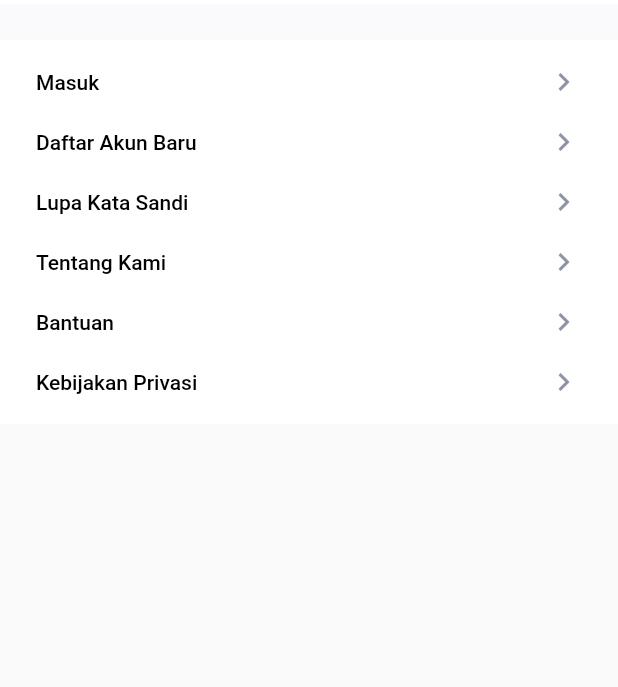
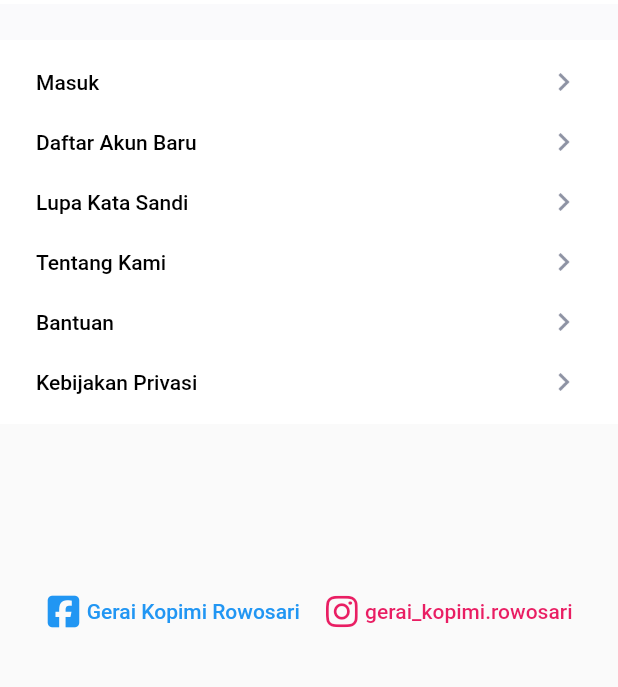
Before and after one commit to rochmad7/flutter-tumbaspedia-buyer, a Flutter app: the ProfilePage widget shown alone on an empty page, opened directly, on a phone screen of 412 x 824 dp, the part 131-818 px from its top. Run offline on Flutter 3.47's test engine with Material 2 defaults, Android fonts, the phone set to English and light mode, and no system bars; our stand-ins replace bloc, cached_network_image, carousel_slider, equatable, expandable, flutter_bloc and 11 more; missing offline and left inert: sweetalert; accounts and stored records are empty; network calls fail.

Commit message:
feat: add socmed info

```diff
--- a/lib/ui/pages/pages.dart
+++ b/lib/ui/pages/pages.dart
@@ -22,6 +22,7 @@ import 'package:flutter_bloc/flutter_bloc.dart';
 import 'package:http/http.dart' as http;
 import 'package:flutter_rating_bar/flutter_rating_bar.dart';
 import 'package:sweetalert/sweetalert.dart';
+import 'package:font_awesome_flutter/font_awesome_flutter.dart';
 
 part 'general_page.dart';
 part 'sign_in_page.dart';
--- a/lib/ui/pages/profile_page.dart
+++ b/lib/ui/pages/profile_page.dart
@@ -128,10 +128,10 @@ class _ProfilePageState extends State<ProfilePage> {
                               'name': 'Bantuan',
                               'press': HelpPage(),
                             },
-                            {
-                              'name': 'Kebijakan Privasi',
-                              'press': PrivacyPage(),
-                            },
+                            // {
+                            //   'name': 'Kebijakan Privasi',
+                            //   'press': PrivacyPage(),
+                            // },
                           ]
                               .map((e) => GestureDetector(
                                     onTap: () => Get.to(e['press']),
@@ -193,6 +193,58 @@ class _ProfilePageState extends State<ProfilePage> {
             ),
             // SizedBox(height: 10),
             // Center(child: Text("Versi 1.0", style: blackFontStyle)),
+
+            SizedBox(
+              height: 50,
+            ),
+            Container(
+              height: 150,
+              width: double.infinity,
+              child: Row(
+                mainAxisAlignment: MainAxisAlignment.center,
+                children: [
+                  Container(
+                    child: TextButton(
+                      onPressed: () {
+                        launch("https://www.facebook.com/profile.php?id=100069886188294&mibextid=ZbWKwL");
+                      },
+                      child: Row(
+                        children: [
+                          Icon(
+                            FontAwesomeIcons.squareFacebook,
+                          ),
+                          Text(
+                            " Gerai Kopimi Rowosari",
+                            style: GoogleFonts.roboto(
+                                fontSize: 14, fontWeight: FontWeight.w500),
+                          ),
+                        ],
+                      ),
+                    ),
+                  ),
+                  Container(
+                    child: TextButton(
+                      onPressed: () {
+                        launch("https://instagram.com/gerai_kopimi.rowosari?igshid=YmMyMTA2M2Y=");
+                      },
+                      child: Row(
+                        children: [
+                          Icon(
+                            FontAwesomeIcons.instagram,
+                            color: Colors.pink,
+                          ),
+                          Text(
+                            " gerai_kopimi.rowosari",
+                            style: GoogleFonts.roboto(
+                                fontSize: 14, fontWeight: FontWeight.w500, color: Colors.pink),
+                          ),
+                        ],
+                      ),
+                    ),
+                  ),
+                ],
+              ),
+            ),
           ],
         ),
       ],
--- a/lib/ui/widgets/custom_bottom_navbar.dart
+++ b/lib/ui/widgets/custom_bottom_navbar.dart
@@ -33,7 +33,7 @@ class CustomBottomNavbar extends StatelessWidget {
               selectedIndex: selectedIndex,
               index: 0,
               icon: MdiIcons.home,
-              title: "Home",
+              title: "Beranda",
               onTap: onTap),
           IconBottomNavbar(
               selectedIndex: selectedIndex,
--- a/pubspec.yaml
+++ b/pubspec.yaml
@@ -70,6 +70,7 @@ dependencies:
   sweetalert: ^0.0.1
   carousel_slider: ^3.0.0
   flutter_secure_storage: ^4.2.1
+  font_awesome_flutter: ^10.3.0
 
 flutter_icons:
   image_path: "assets/images/logo/logo.png"
```
Also changed, not shown: pubspec.lock.
